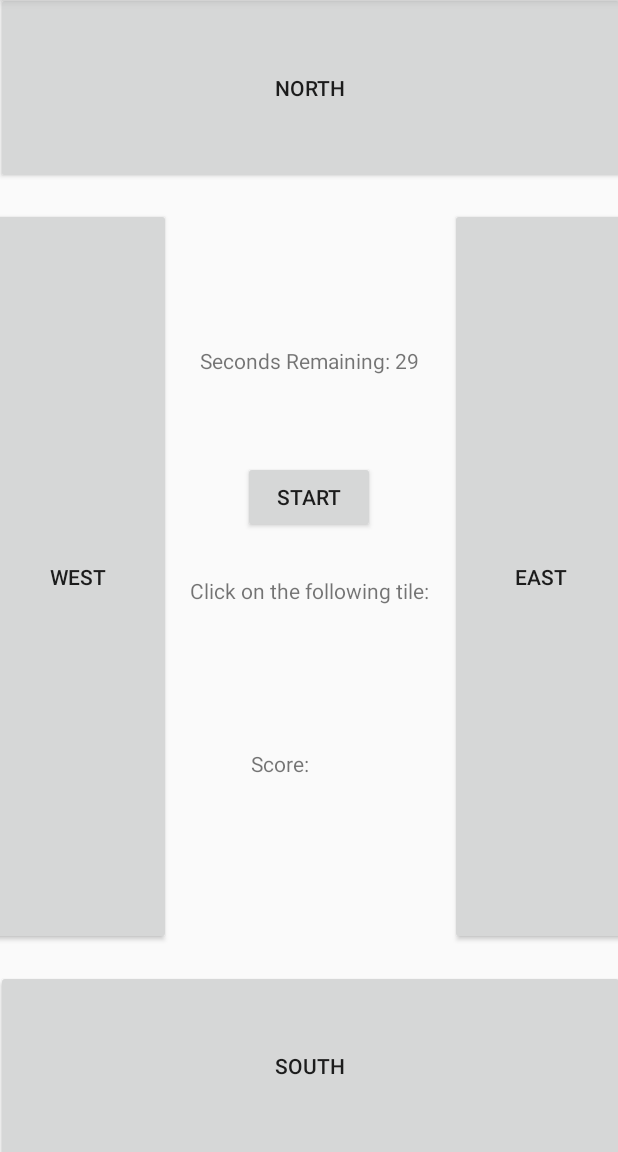
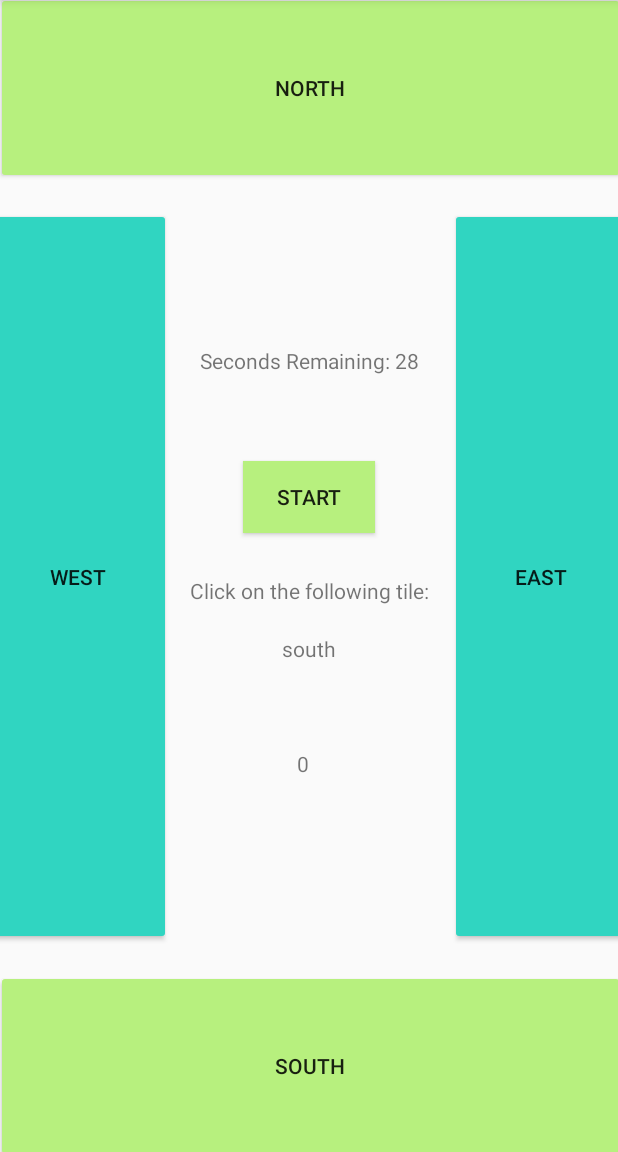
Before and after one commit to vp03/My_Custom_Project, an Android app: the screen it shows after launch (MainActivity), after a tap on "START", on a phone screen of 412 x 824 dp, the part 84-1236 px from its top. Run offline under Robolectric (Android 15) with nearby library versions, the phone set to English and light mode, and no system bars.

Commit message:
Lab06b Created the algorithm to randomly display a direction and to update the score.

```diff
--- a/app/src/main/java/com/pentakotavishu/mycustomproject/MainActivity.java
+++ b/app/src/main/java/com/pentakotavishu/mycustomproject/MainActivity.java
@@ -10,10 +10,21 @@ import android.view.View;
 import android.widget.Button;
 import android.widget.TextView;
 
+import java.util.Random;
+
 public class MainActivity extends AppCompatActivity {
 
     TextView time;
     Button start;
+    TextView showdir;
+    TextView score;
+    Button north;
+    Button south;
+    Button east;
+    Button west;
+    int n;
+    String dir;
+    int correct=0;
 
     @Override
     protected void onCreate(Bundle savedInstanceState) {
@@ -23,6 +34,12 @@ public class MainActivity extends AppCompatActivity {
 
         time = findViewById(R.id.textView1);
         start = findViewById(R.id.clickButton);
+        showdir = findViewById(R.id.textView3);
+        score = findViewById(R.id.textView4);
+        north = findViewById(R.id.north);
+        south = findViewById(R.id.south);
+        east = findViewById(R.id.east);
+        west = findViewById(R.id.west);
 
         mediaPlayer.start();
 
@@ -31,18 +48,100 @@ public class MainActivity extends AppCompatActivity {
             public void onClick(View v) {
                 System.out.println("Timer started!");
 
+                dir = assign();
+                showdir.setText(dir);
+
+
+
                 new CountDownTimer(30000, 1000) {
+
 
                     public void onTick(long millisUntilFinished) {
                         time.setText("Seconds Remaining: " + millisUntilFinished / 1000);
+                        north.setEnabled(true);
+                        south.setEnabled(true);
+                        east.setEnabled(true);
+                        west.setEnabled(true);
+                        score.setText("" + correct);
                     }
 
                     public void onFinish() {
-                        time.setText("done!");
+                        time.setText("Done!");
+                        north.setEnabled(false);
+                        south.setEnabled(false);
+                        east.setEnabled(false);
+                        west.setEnabled(false);
+                        correct=0;
                     }
                 }.start();
 
             }
         });
+
+        //method
+
+    }
+
+    public String assign() {
+
+        Random rand = new Random();
+        n = rand.nextInt(4);
+
+        if (n == 0) {
+            dir = "north";
+            showdir.setText(dir);
+        }
+
+        if (n == 1) {
+            dir = "east";
+            showdir.setText(dir);
+        }
+
+        if (n == 2) {
+            dir = "south";
+            showdir.setText(dir);
+        }
+
+        if (n == 3) {
+            dir = "west";
+            showdir.setText(dir);
+        }
+        return dir;
+    }
+
+    public void clickedn(View view) {
+        if(dir == "north") {
+            correct=correct+1;
+            score.setText("" + correct);
+        }
+        dir = assign();
+        showdir.setText(dir);
+    }
+
+    public void clickede(View view) {
+        if(dir == "east") {
+            correct=correct+1;
+            score.setText("" + correct);
+        }
+        dir = assign();
+        showdir.setText(dir);
+    }
+
+    public void clickeds(View view) {
+        if(dir == "south") {
+            correct=correct+1;
+            score.setText("" + correct);
+        }
+        dir = assign();
+        showdir.setText(dir);
+    }
+
+    public void clickedw(View view) {
+        if(dir == "west") {
+            correct=correct+1;
+            score.setText("" + correct);
+        }
+        dir = assign();
+        showdir.setText(dir);
     }
 }
--- a/app/src/main/res/layout/activity_main.xml
+++ b/app/src/main/res/layout/activity_main.xml
@@ -96,6 +96,7 @@
         android:id="@+id/clickButton"
         android:layout_width="wrap_content"
         android:layout_height="wrap_content"
+        android:background="#B7F07E"
         android:text="@string/start"
         android:textAllCaps="true"
         app:layout_constraintLeft_toLeftOf="parent"
@@ -137,11 +138,12 @@
         app:layout_constraintTop_toBottomOf="@+id/horz_guideline5" />
 
 
-
     <Button
         android:id="@+id/east"
         android:layout_width="121dp"
         android:layout_height="491dp"
+        android:backgroundTint="#30D5C1"
+        android:onClick="clickede"
         android:text="@string/east"
         android:textAllCaps="true"
         app:layout_constraintBottom_toTopOf="@+id/south_top"
@@ -153,6 +155,8 @@
         android:id="@+id/west"
         android:layout_width="123dp"
         android:layout_height="491dp"
+        android:backgroundTint="#30D5C1"
+        android:onClick="clickedw"
         android:text="@string/west"
         android:textAllCaps="true"
         app:layout_constraintBottom_toTopOf="@+id/south_top"
@@ -164,6 +168,8 @@
         android:id="@+id/south"
         android:layout_width="419dp"
         android:layout_height="128dp"
+        android:backgroundTint="#B7F07E"
+        android:onClick="clickeds"
         android:text="@string/south"
         android:textAllCaps="true"
         app:layout_constraintBottom_toBottomOf="parent"
@@ -175,6 +181,8 @@
         android:id="@+id/north"
         android:layout_width="419dp"
         android:layout_height="128dp"
+        android:backgroundTint="#B7F07E"
+        android:onClick="clickedn"
         android:text="@string/north"
         android:textAllCaps="true"
         app:layout_constraintBottom_toTopOf="@id/north_bot"
```
